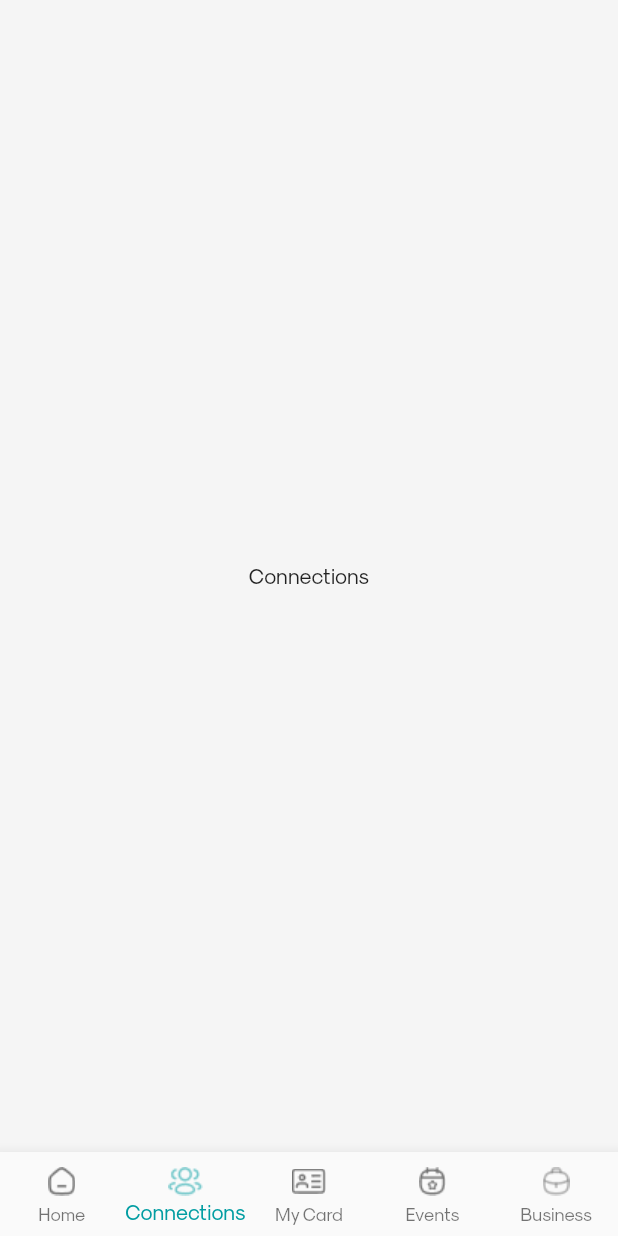
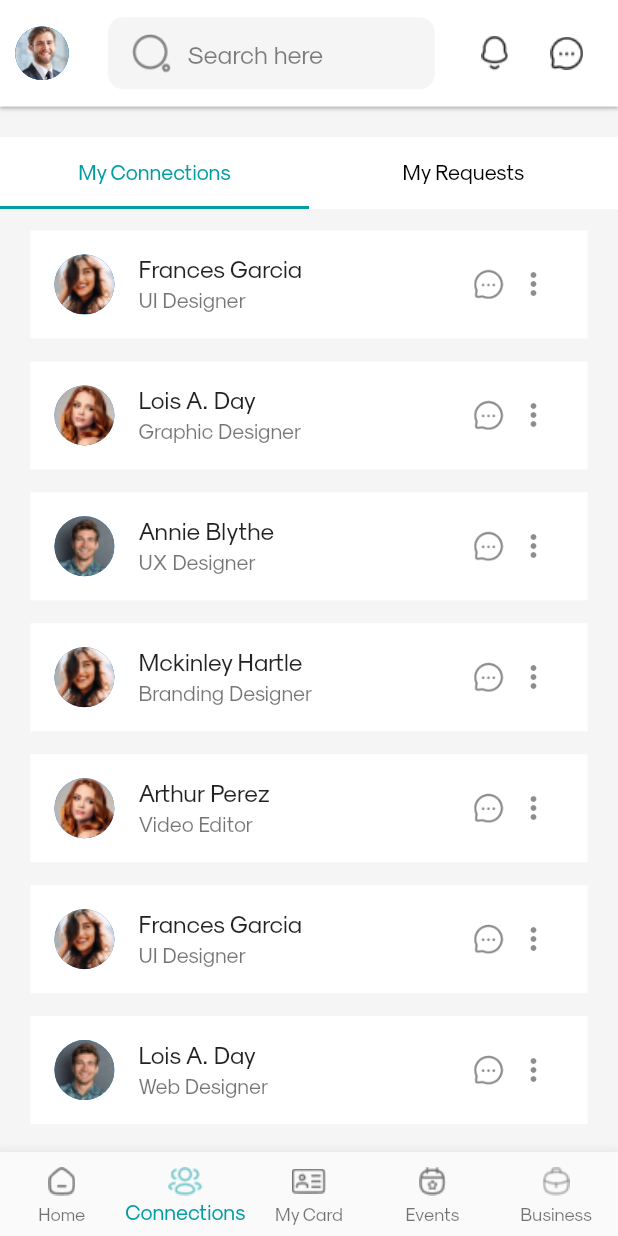
Before and after one commit to Freelancermizan97/circle_app_project, a Flutter app: the BottomController screen opened directly, item 2 of the bottom bar chosen, on a phone screen of 412 x 824 dp. Run offline on Flutter 3.47's test engine with Material 2 defaults, Android fonts, the light colour scheme and no system bars; our stand-ins replace csc_picker, flutter_screenutil, google_fonts, smooth_page_indicator; missing offline and left inert: dart:js.

Commit message:
connection page added

```diff
--- a/lib/screens/bottom_nav_bar/bottom_controller.dart
+++ b/lib/screens/bottom_nav_bar/bottom_controller.dart
@@ -1,13 +1,17 @@
+import 'package:circle_app_project/constants.dart';
 import 'package:circle_app_project/screens/bottom_nav_bar/bottom_bar.dart';
+import 'package:circle_app_project/screens/connections_screen/connection_body.dart';
+import 'package:circle_app_project/screens/home_screen/components/my_drawer.dart';
 import 'package:circle_app_project/screens/home_screen/home_page.dart';
 import 'package:flutter/material.dart';
+import 'package:flutter_screenutil/flutter_screenutil.dart';
 
 class BottomController extends StatefulWidget {
   const BottomController({super.key});
 
   static final List<Widget> _widgetsOptions = <Widget>[
     HomePage(),
-    Center(child: Text('Connections')),
+    ConnectionScreenBody(),
     Center(child: Text('My Card')),
     Center(child: Text('Events')),
     Center(child: Text('Business')),
@@ -29,6 +33,8 @@ class _BottomControllerState extends State<BottomController> {
   @override
   Widget build(BuildContext context) {
     return Scaffold(
+      appBar: buildAppBar(),
+      drawer: MyDrawer(),
       body: Center(child: BottomController._widgetsOptions[_selectIndex]),
       bottomNavigationBar: BottomBar(
         currentIndex: _selectIndex,
@@ -36,4 +42,81 @@ class _BottomControllerState extends State<BottomController> {
       ),
     );
   }
+
+  AppBar buildAppBar() {
+    return AppBar(
+      elevation: 1,
+      toolbarHeight: 70.h,
+      backgroundColor: Colors.white,
+      leading: Builder(
+        builder: (context) => InkWell(
+          onTap: () {
+            Scaffold.of(context).openDrawer();
+          },
+          child: Padding(
+            padding: EdgeInsets.symmetric(horizontal: kDefaultPadding / 2),
+            child: CircleAvatar(
+              radius: 20,
+              child: CircleAvatar(
+                backgroundImage: AssetImage('assets/images/profile_img.png'),
+              ),
+            ),
+          ),
+        ),
+      ),
+      title: Row(
+        children: [
+          Expanded(
+            child: Container(
+              margin: EdgeInsets.symmetric(vertical: kDefaultPadding),
+              padding: EdgeInsets.symmetric(
+                horizontal: 5,
+              ),
+              decoration: BoxDecoration(
+                borderRadius: BorderRadius.circular(10.r),
+                color: kBackgroundColor,
+              ),
+              child: Row(
+                children: [
+                  IconButton(
+                    //padding: EdgeInsets.all(0),
+                    onPressed: () {},
+                    icon: Padding(
+                      padding: const EdgeInsets.all(3),
+                      child: Image.asset(
+                        "assets/icons/search_icon.png",
+                        color: Colors.black45,
+                      ),
+                    ),
+                  ),
+                  //SizedBox(width: kDefaultPadding / 2),
+                  Expanded(
+                    child: TextField(
+                      decoration: InputDecoration(
+                        border: InputBorder.none,
+                        hintText: "Search here",
+                        hintStyle: kTitleTextstyle.copyWith(
+                            color: kHeaderColor.withOpacity(0.5)),
+                      ),
+                    ),
+                  ),
+                ],
+              ),
+            ),
+          ),
+        ],
+      ),
+      actions: [
+        IconButton(
+          onPressed: () {},
+          icon: Image.asset("assets/icons/notification_icon.png"),
+        ),
+        IconButton(
+          onPressed: () {},
+          icon: Image.asset("assets/icons/chat_icon_blc.png"),
+        ),
+        SizedBox(width: kDefaultPadding / 2)
+      ],
+    );
+  }
 }
--- /dev/null
+++ b/lib/screens/connections_screen/connection_body.dart
@@ -0,0 +1,128 @@
+import 'package:circle_app_project/constants.dart';
+import 'package:circle_app_project/screens/connections_screen/widgets/connection_user.dart';
+import 'package:circle_app_project/screens/connections_screen/widgets/request_user.dart';
+import 'package:flutter/material.dart';
+
+class ConnectionScreenBody extends StatefulWidget {
+  const ConnectionScreenBody({super.key});
+
+  @override
+  _ConnectionScreenBodyState createState() => _ConnectionScreenBodyState();
+}
+
+class _ConnectionScreenBodyState extends State<ConnectionScreenBody>
+    with SingleTickerProviderStateMixin {
+  late TabController _tabController;
+
+  @override
+  void initState() {
+    _tabController = TabController(length: 2, vsync: this);
+    super.initState();
+  }
+
+  @override
+  Widget build(BuildContext context) {
+    return Scaffold(
+      backgroundColor: kBackgroundColor,
+      body: Column(
+        crossAxisAlignment: CrossAxisAlignment.center,
+        children: [
+          SizedBox(height: kDefaultPadding),
+          Container(
+            color: Colors.white,
+            child: TabBar(
+              indicatorColor: kSecounderyColor,
+              unselectedLabelColor: Colors.black,
+              labelColor: kSecounderyColor,
+              tabs: const [
+                Tab(
+                  text: 'My Connections',
+                ),
+                Tab(
+                  text: 'My Requests',
+                )
+              ],
+              controller: _tabController,
+              indicatorSize: TabBarIndicatorSize.tab,
+            ),
+          ),
+          Expanded(
+            child: TabBarView(
+              controller: _tabController,
+              children: [
+                ListView(
+                  padding: EdgeInsets.symmetric(
+                      vertical: kDefaultPadding - 6,
+                      horizontal: kDefaultPadding),
+                  children: const [
+                    ConnectionUser(
+                        name: "Frances Garcia",
+                        title: "UI Designer",
+                        avatarPath: "assets/images/profile_img2.png"),
+                    ConnectionUser(
+                        name: "Lois A. Day",
+                        title: "Graphic Designer",
+                        avatarPath: "assets/images/profile_img3.png"),
+                    ConnectionUser(
+                        name: "Annie Blythe",
+                        title: "UX Designer",
+                        avatarPath: "assets/images/profile_img1.png"),
+                    ConnectionUser(
+                        name: "Mckinley Hartle",
+                        title: "Branding Designer",
+                        avatarPath: "assets/images/profile_img2.png"),
+                    ConnectionUser(
+                        name: "Arthur Perez",
+                        title: "Video Editor",
+                        avatarPath: "assets/images/profile_img3.png"),
+                    ConnectionUser(
+                        name: "Frances Garcia",
+                        title: "UI Designer",
+                        avatarPath: "assets/images/profile_img2.png"),
+                    ConnectionUser(
+                        name: "Lois A. Day",
+                        title: "Web Designer",
+                        avatarPath: "assets/images/profile_img1.png"),
+                  ],
+                ),
+                ListView(
+                  padding: EdgeInsets.symmetric(
+                      vertical: kDefaultPadding - 6,
+                      horizontal: kDefaultPadding),
+                  children: const [
+                    RequestUser(
+                        name: "Frances Garcia",
+                        title: "Web Designer",
+                        avatarPath: "assets/images/profile_img1.png",
+                        days: 1),
+                    RequestUser(
+                        name: "Lois A. Day",
+                        title: "Branding Designer",
+                        avatarPath: "assets/images/profile_img3.png",
+                        days: 3),
+                    RequestUser(
+                        name: "Arthur Perez",
+                        title: "Graphic Designer",
+                        avatarPath: "assets/images/profile_img2.png",
+                        days: 5),
+                    RequestUser(
+                        name: "Annie Blythe",
+                        title: "title",
+                        avatarPath: "assets/images/profile_img.png",
+                        days: 2),
+                  ],
+                ),
+              ],
+            ),
+          ),
+        ],
+      ),
+    );
+  }
+
+  @override
+  void dispose() {
+    _tabController.dispose();
+    super.dispose();
+  }
+}
--- /dev/null
+++ b/lib/screens/connections_screen/widgets/connection_user.dart
@@ -0,0 +1,66 @@
+import 'package:circle_app_project/constants.dart';
+import 'package:flutter/material.dart';
+
+class ConnectionUser extends StatelessWidget {
+  final String name;
+  final String title;
+  final String avatarPath;
+
+  const ConnectionUser({
+    Key? key,
+    required this.name,
+    required this.title,
+    required this.avatarPath,
+  }) : super(key: key);
+
+  @override
+  Widget build(BuildContext context) {
+    return Column(
+      children: [
+        Container(
+          color: Colors.white,
+          child: ListTile(
+            title: Text(name),
+            subtitle: Text(title),
+            leading: CircleAvatar(backgroundImage: AssetImage(avatarPath)),
+            trailing: SizedBox(
+              width: 60,
+              child: Row(
+                children: [
+                  PopupMenuButton(
+                    elevation: 0,
+                    itemBuilder: (context) => [
+                      PopupMenuItem(
+                          value: 1,
+                          child: Row(
+                            children: const [
+                              Icon(Icons.delete_outline),
+                              Text(
+                                "Remove",
+                                style: TextStyle(
+                                    fontSize: 17, fontWeight: FontWeight.w500),
+                              ),
+                            ],
+                          )),
+                    ],
+                    child: const ImageIcon(
+                      AssetImage("assets/icons/chat_icon.png"),
+                      size: 20,
+                    ),
+                  ),
+                  const SizedBox(
+                    width: 8,
+                  ),
+                  InkWell(onTap: () {}, child: const Icon(Icons.more_vert))
+                ],
+              ),
+            ),
+          ),
+        ),
+        SizedBox(
+          height: kDefaultPadding - 5,
+        ),
+      ],
+    );
+  }
+}
--- a/lib/screens/sign_up_screen/signup_form.dart
+++ b/lib/screens/sign_up_screen/signup_form.dart
@@ -3,7 +3,6 @@ import 'package:circle_app_project/screens/sign_up_screen/signup_promote1.dart';
 import 'package:circle_app_project/widgets/custom_button.dart';
 import 'package:csc_picker/csc_picker.dart';
 import 'package:flutter/material.dart';
-
 import 'components/reuseable_text_field.dart';
 
 class SignUpForm extends StatefulWidget {
--- a/lib/screens/sign_up_screen/signup_promote1.dart
+++ b/lib/screens/sign_up_screen/signup_promote1.dart
@@ -2,7 +2,6 @@ import 'package:circle_app_project/constants.dart';
 import 'package:flutter/material.dart';
 import 'package:flutter_screenutil/flutter_screenutil.dart';
 import 'package:google_fonts/google_fonts.dart';
-
 import 'components/reuseable_container.dart';
 import 'components/reuseable_text_field.dart';
 
--- a/lib/screens/sign_up_screen/signup_promote2.dart
+++ b/lib/screens/sign_up_screen/signup_promote2.dart
@@ -2,7 +2,6 @@ import 'package:circle_app_project/constants.dart';
 import 'package:circle_app_project/widgets/custom_button.dart';
 import 'package:flutter/material.dart';
 import 'package:flutter_screenutil/flutter_screenutil.dart';
-
 import 'signup_complete.dart';
 
 class SignUpPromoteScreen2 extends StatelessWidget {
```
Also changed, not shown: lib/screens/connections_screen/widgets/request_user.dart (added, +84 -0 lines), lib/screens/forget_password/forgetScreen.dart (+28 -2 lines), lib/screens/forget_password/new_password.dart (+6 -3 lines), lib/screens/forget_password/otp.dart (+11 -4 lines), lib/screens/home_screen/home_page.dart (+1 -76 lines), lib/screens/onboarding_screen.dart (+13 -7 lines), lib/screens/sign_up_screen/signup_complete.dart (+8 -0 lines), lib/screens/sign_up_screen/signup_first_screen.dart (+13 -11 lines).
